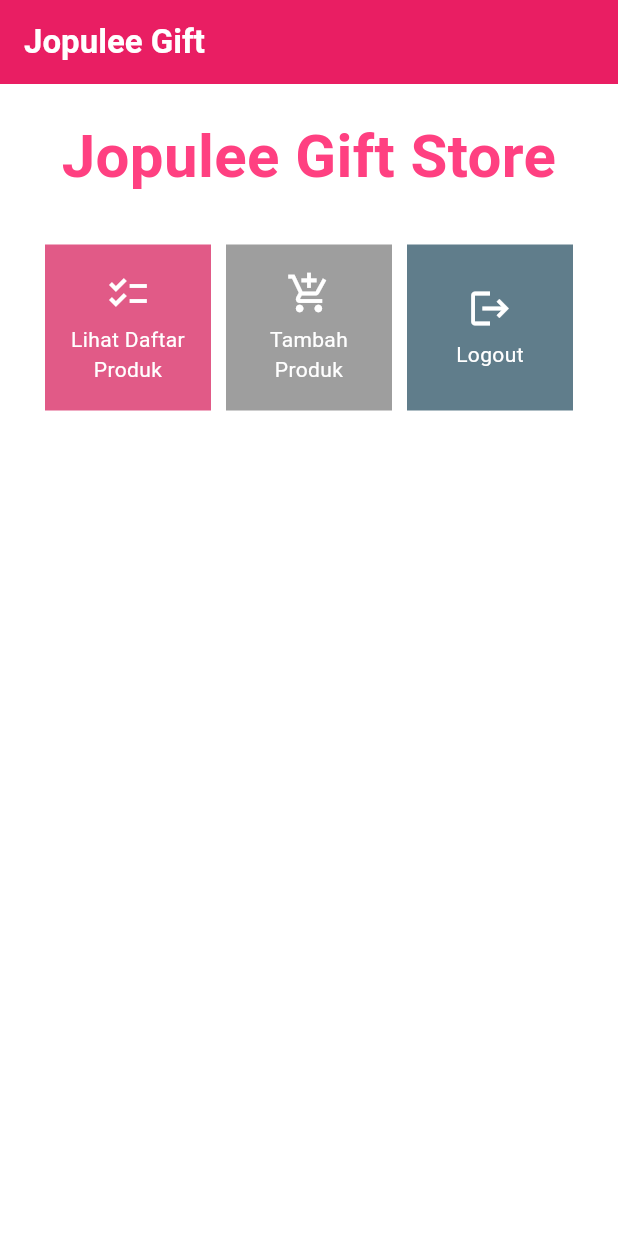
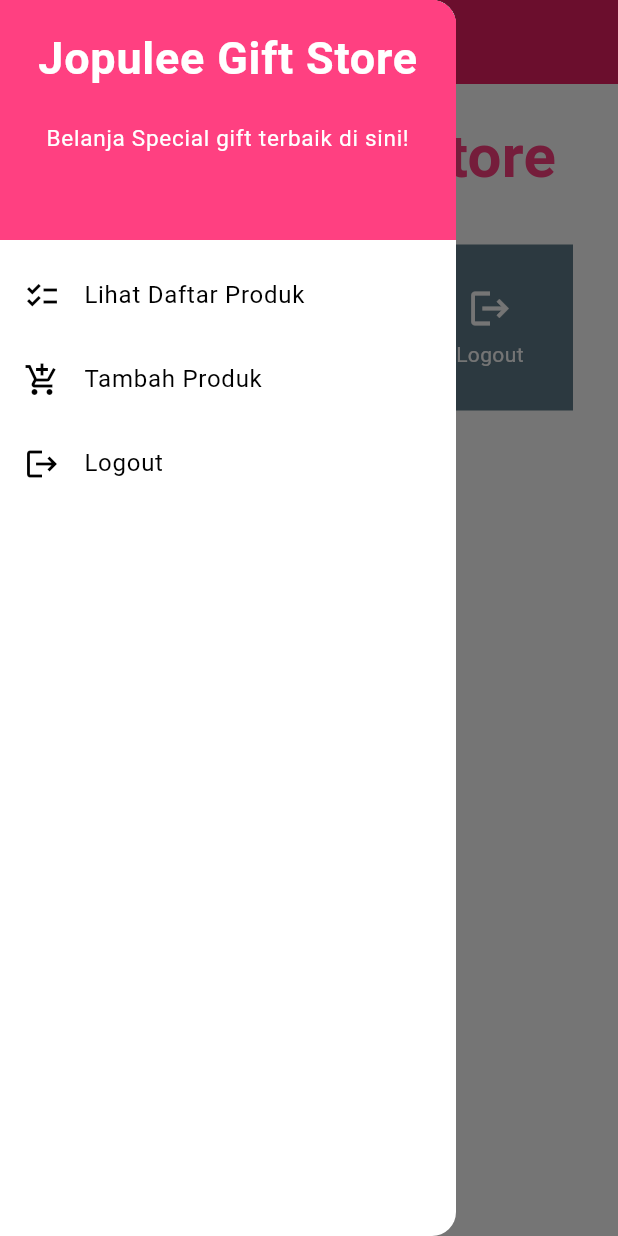
Before and after one commit to anandajoyyy22/ecommerce_jopulee, a Flutter app: the screen it shows after launch, with the side drawer open (before the commit the screen has no drawer), on a phone screen of 412 x 824 dp. Run offline on Flutter 3.47's test engine with Material 3 defaults, Android fonts, the phone set to English and light mode, and no system bars.

Commit message:
Tugas 8 done

```diff
--- a/lib/main.dart
+++ b/lib/main.dart
@@ -1,5 +1,5 @@
 import 'package:flutter/material.dart'; // Paket Flutter Material untuk menggunakan komponen UI
-import 'package:ecommerce_jopulee/menu.dart'; // menu.dart yang berisi definisi halaman utama aplikasi
+import 'package:ecommerce_jopulee/screens/menu.dart'; // menu.dart yang berisi definisi halaman utama aplikasi
 
 // func utama yang menjadi titik masuk aplikasi Flutter
 void main() {
--- a/lib/menu.dart
+++ b/lib/screens/menu.dart
@@ -1,4 +1,5 @@
 import 'package:flutter/material.dart';
+import 'package:ecommerce_jopulee/widgets/left_drawer.dart';
 
 // Class untuk merepresentasikan item ecommerce
 class ShopItem {
@@ -30,10 +31,9 @@
             fontWeight: FontWeight.bold,
           ),
         ),
-        backgroundColor: Theme.of(context)
-            .colorScheme
-            .primary, // Warna latar belakang AppBar
+        backgroundColor: Theme.of(context).colorScheme.primary, // Warna latar belakang AppBar
       ),
+      drawer: const LeftDrawer(), // Menambahkan drawer
       body: SingleChildScrollView(
         // Widget ini dapat discroll
         child: Padding(
@@ -59,8 +59,7 @@
                 crossAxisSpacing: 10,
                 mainAxisSpacing: 10,
                 crossAxisCount: 3, // Jumlah kolom dalam grid
-                shrinkWrap:
-                    true, // Mengatur ukuran grid agar sesuai dengan konten
+                shrinkWrap: true, // Mengatur ukuran grid agar sesuai dengan konten
                 children: items.map((ShopItem item) {
                   // Iterasi untuk setiap item
                   return ShopCard(item);
@@ -86,8 +85,7 @@
     Color buttonColor;
     switch (item.name) {
       case "Lihat Daftar Produk":
-        buttonColor = const Color.fromARGB(
-            255, 225, 90, 135); // Warna untuk "Lihat Daftar Produk"
+        buttonColor = const Color.fromARGB(255, 225, 90, 135); // Warna untuk "Lihat Daftar Produk"
         break;
       case "Tambah Produk":
         buttonColor = Colors.grey; // Warna untuk "Tambah Produk"
--- /dev/null
+++ b/lib/widgets/left_drawer.dart
@@ -0,0 +1,80 @@
+import 'package:flutter/material.dart';
+import 'package:ecommerce_jopulee/screens/shoplist_form.dart'; // Impor form untuk menambah produk
+import 'package:ecommerce_jopulee/screens/menu.dart'; // Impor halaman menu utama
+
+class LeftDrawer extends StatelessWidget {
+  const LeftDrawer({super.key});
+
+  @override
+  Widget build(BuildContext context) {
+    return Drawer(
+      child: ListView(
+        children: [
+          const DrawerHeader(
+            decoration: BoxDecoration(
+              color: Colors.pinkAccent,
+            ),
+            child: Column(
+              children: [
+                Text(
+                  'Jopulee Gift Store',
+                  textAlign: TextAlign.center,
+                  style: TextStyle(
+                    fontSize: 30,
+                    fontWeight: FontWeight.bold,
+                    color: Colors.white,
+                  ),
+                ),
+                Padding(padding: EdgeInsets.all(10)),
+                Text(
+                  "Belanja Special gift terbaik di sini!",
+                  style: TextStyle(
+                    fontSize: 15,
+                    color: Colors.white,
+                  ),
+                  textAlign: TextAlign.center,
+                ),
+              ],
+            ),
+          ),
+          ListTile(
+            leading: const Icon(Icons.checklist),
+            title: const Text('Lihat Daftar Produk'),
+            onTap: () {
+              // Navigasi ke halaman daftar produk
+              Navigator.push(
+                context,
+                MaterialPageRoute(
+                  builder: (context) => MyHomePage(),
+                ),
+              );
+            },
+          ),
+          ListTile(
+            leading: const Icon(Icons.add_shopping_cart),
+            title: const Text('Tambah Produk'),
+            onTap: () {
+              // Navigasi ke halaman form tambah produk
+              Navigator.push(
+                context,
+                MaterialPageRoute(
+                  builder: (context) => const ShopFormPage(),
+                ),
+              );
+            },
+          ),
+          ListTile(
+            leading: const Icon(Icons.logout),
+            title: const Text('Logout'),
+            onTap: () {
+              // Logika logout, bisa menambahkan fungsi sesuai kebutuhan
+              ScaffoldMessenger.of(context).showSnackBar(
+                const SnackBar(content: Text('Logout berhasil')),
+              );
+            },
+          ),
+        ],
+      ),
+    );
+  }
+}
--- a/pubspec.yaml
+++ b/pubspec.yaml
@@ -28,6 +28,7 @@
 # the latest version available on pub.dev. To see which dependencies have newer
 # versions available, run `flutter pub outdated`.
 dependencies:
+  # file_picker: ^5.0.0
   flutter:
     sdk: flutter
 
```
Also changed, not shown: lib/screens/shoplist_form.dart (added, +241 -0 lines), 1 other file.
